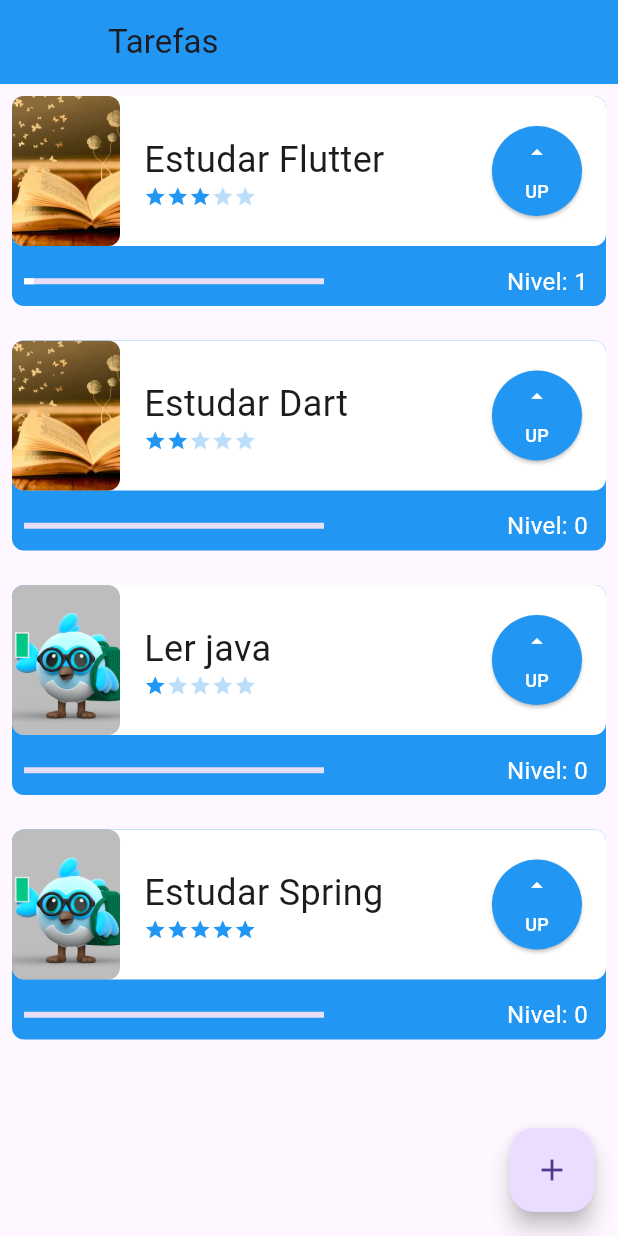
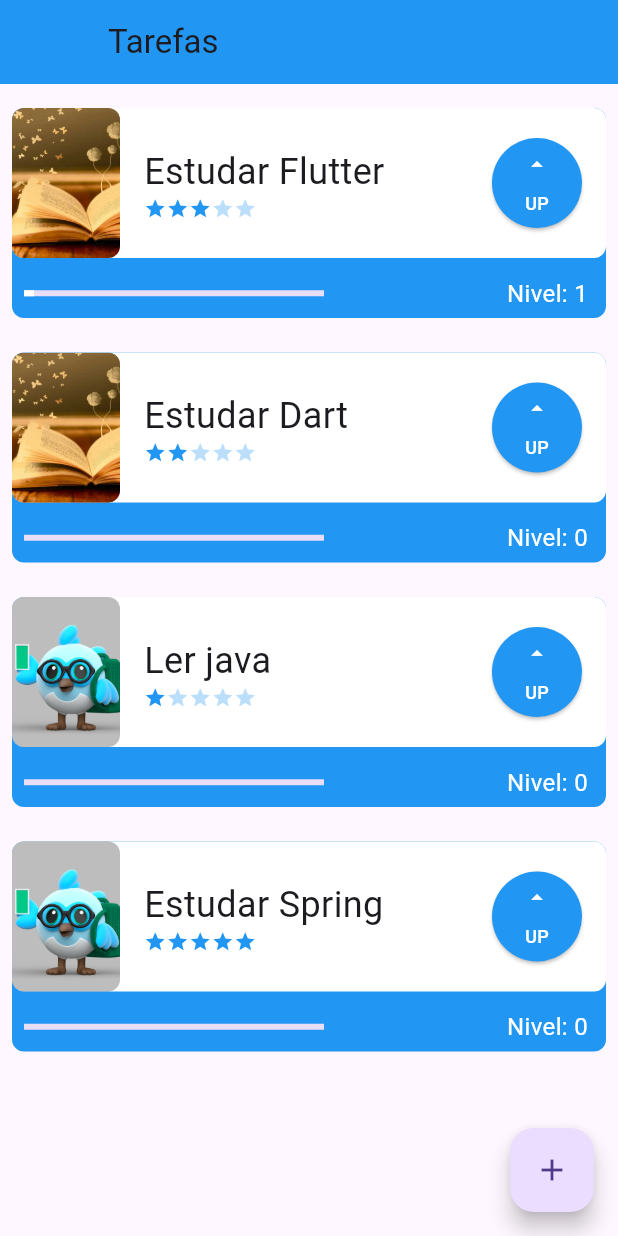
Before and after one commit to raneves/primeiro_projeto, a Flutter app: the screen it shows after launch, after a tap on "UP", on a phone screen of 412 x 824 dp. Run offline on Flutter 3.47's test engine with Material 3 defaults, Android fonts, the phone set to English and light mode, and no system bars.

Commit message:
refinando o projeto

```diff
--- a/lib/components/task.dart
+++ b/lib/components/task.dart
@@ -1,20 +1,28 @@
 import 'package:flutter/material.dart';
 import 'package:primeiro_projeto/components/difficulty.dart';
-
 
 class Tasks extends StatefulWidget {
   final String nome;
   final String foto;
   final int dificuldade;
 
-  const Tasks(this.nome, this.foto, this.dificuldade, {super.key});
+  Tasks(this.nome, this.foto, this.dificuldade, {super.key});
+
+  int nivel = 0;
 
   @override
   State<Tasks> createState() => _TasksState();
 }
 
 class _TasksState extends State<Tasks> {
-  int nivel = 0;
+
+
+  bool assetOrNetwork() {
+    if (widget.foto.contains('http')) {
+      return false;
+    }
+    return true;
+  }
 
   @override
   Widget build(BuildContext context) {
@@ -51,9 +59,9 @@ class _TasksState extends State<Tasks> {
                       ),
                       child: ClipRRect(
                         borderRadius: BorderRadius.circular(8),
-                        child: Image.asset(
-                            widget.foto, fit: BoxFit.cover
-                        ),
+                        child: assetOrNetwork()
+                            ? Image.asset(widget.foto, fit: BoxFit.cover)
+                            : Image.network(widget.foto, fit: BoxFit.cover),
                       ),
                     ),
                     Column(
@@ -81,7 +89,7 @@ class _TasksState extends State<Tasks> {
                         child: ElevatedButton(
                           onPressed: () {
                             setState(() {
-                              nivel++;
+                              widget.nivel++;
                               //print('vc clicou no botao UP 1');
                             });
                           },
@@ -116,7 +124,7 @@ class _TasksState extends State<Tasks> {
                       child: LinearProgressIndicator(
                         color: Colors.white,
                         value: (widget.dificuldade > 0)
-                            ? (nivel / widget.dificuldade) / 10
+                            ? (widget.nivel / widget.dificuldade) / 10
                             : 1,
                       ),
                     ),
@@ -124,7 +132,7 @@ class _TasksState extends State<Tasks> {
                   Padding(
                     padding: const EdgeInsets.all(12.0),
                     child: Text(
-                      'Nivel: $nivel',
+                      'Nivel: ${widget.nivel}',
                       style: TextStyle(color: Colors.white, fontSize: 16),
                     ),
                   ),
--- a/lib/screens/initial_screen.dart
+++ b/lib/screens/initial_screen.dart
@@ -21,6 +21,7 @@ class _InitialScrennState extends State<InitialScrenn> {
       ),
       body: ListView(
         children: TaskInherited.of(context).taskList,
+        padding: EdgeInsets.only(top : 8, bottom: 70),
       ),
       floatingActionButton: FloatingActionButton(
         onPressed: () {
```
Also changed, not shown: lib/screens/form_screen.dart (+20 -5 lines).
